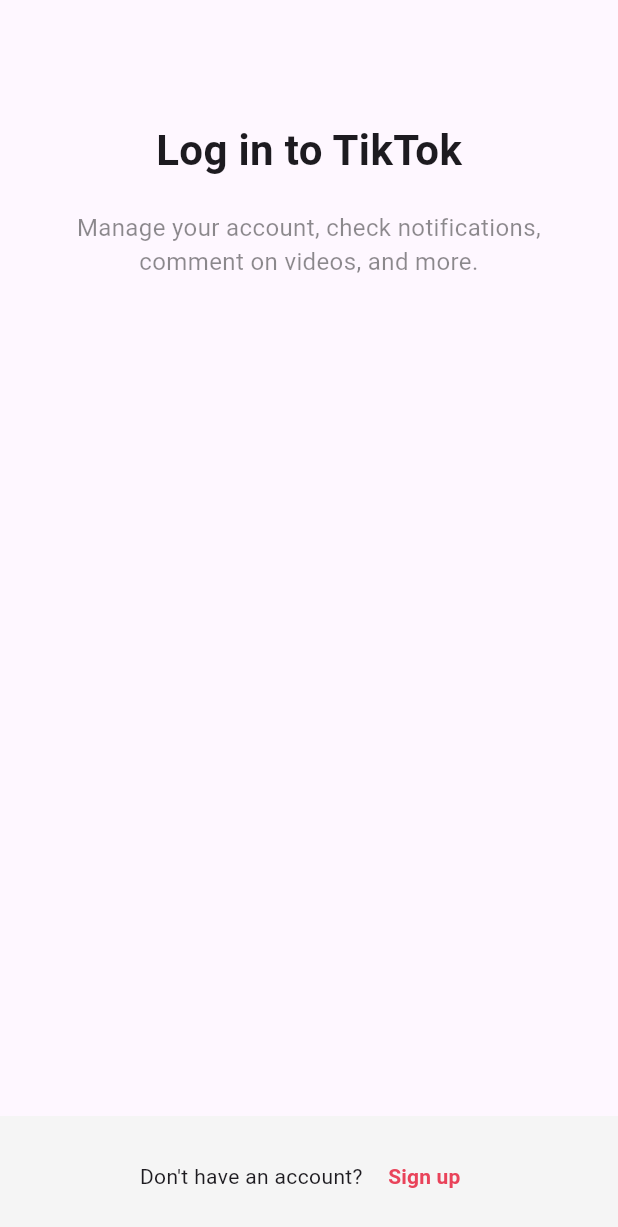
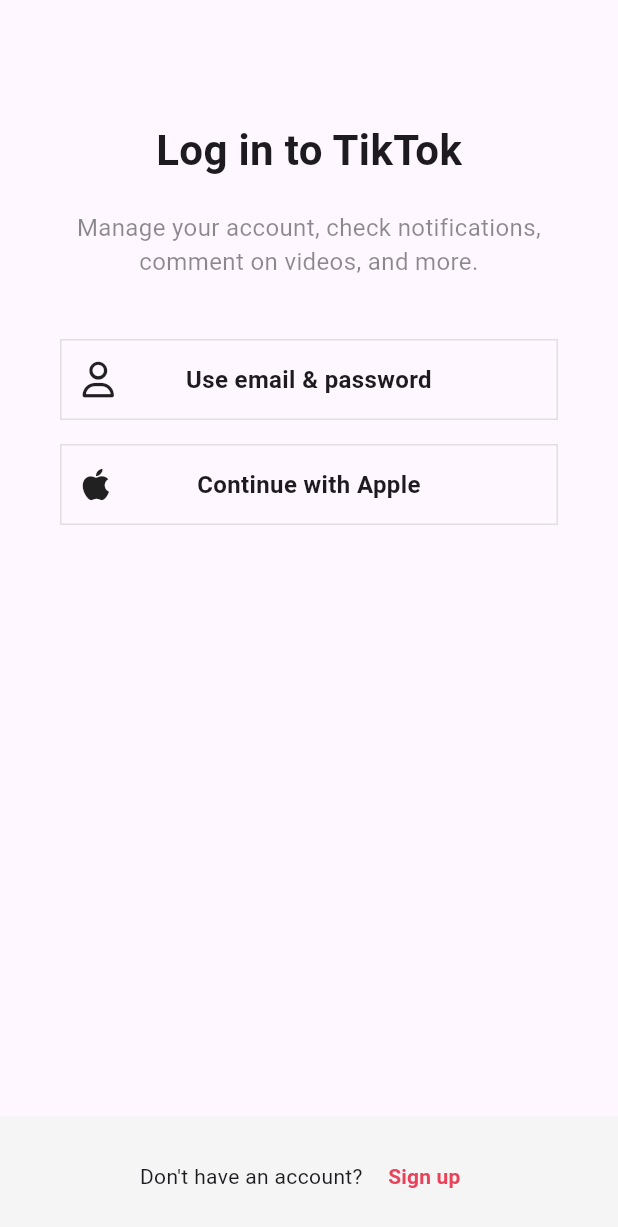
Before and after one commit to jrsky723/tiktok_clone, a Flutter app: the screen it shows after launch, after a tap on "Log in", on a phone screen of 412 x 824 dp. Shown: the top 1227 px of the screen. Run offline on Flutter 3.47's test engine with Material 3 defaults, Android fonts, the phone set to English and light mode, and no system bars; our stand-ins replace font_awesome_flutter.

Commit message:
# 4.2 AuthButton
- FontAwesome을 flutter에 설치
  - 브랜드 로고를 얻을 수 있다.
- Expanded: Row나 Column 내에서 사용할 수 있는 만큼 공간을 전부 차지하는 위젯
- Stack: 위젯을 겹쳐서 사용할 수 있다.
- Align: 위젯을 정렬할 수 있다.
  - Alignment.centerLeft: 왼쪽 정렬

```diff
--- a/lib/features/authentication/login_screen.dart
+++ b/lib/features/authentication/login_screen.dart
@@ -1,6 +1,8 @@
 import 'package:flutter/material.dart';
+import 'package:font_awesome_flutter/font_awesome_flutter.dart';
 import 'package:tiktok_clone/constants/gaps.dart';
 import 'package:tiktok_clone/constants/sizes.dart';
+import 'package:tiktok_clone/features/authentication/widgets/auth_button.dart';
 
 class LoginScreen extends StatelessWidget {
   const LoginScreen({super.key});
@@ -36,6 +38,15 @@ class LoginScreen extends StatelessWidget {
                 ),
                 textAlign: TextAlign.center,
               ),
+              Gaps.v40,
+              AuthButton(
+                  icon: FaIcon(FontAwesomeIcons.user),
+                  text: "Use email & password"),
+              Gaps.v16,
+              AuthButton(
+                text: "Continue with Apple",
+                icon: FaIcon(FontAwesomeIcons.apple),
+              ),
             ],
           ),
         ),
--- a/lib/features/authentication/sign_up_screen.dart
+++ b/lib/features/authentication/sign_up_screen.dart
@@ -1,4 +1,5 @@
 import 'package:flutter/material.dart';
+import 'package:font_awesome_flutter/font_awesome_flutter.dart';
 import 'package:tiktok_clone/constants/gaps.dart';
 import 'package:tiktok_clone/constants/sizes.dart';
 import 'package:tiktok_clone/features/authentication/login_screen.dart';
@@ -41,8 +42,14 @@ class SignUpScreen extends StatelessWidget {
                 textAlign: TextAlign.center,
               ),
               Gaps.v40,
-              AuthButton(text: "Use phone or email"),
-              AuthButton(text: "Continue with Apple"),
+              AuthButton(
+                  icon: FaIcon(FontAwesomeIcons.user),
+                  text: "Use email & password"),
+              Gaps.v16,
+              AuthButton(
+                text: "Continue with Apple",
+                icon: FaIcon(FontAwesomeIcons.apple),
+              ),
             ],
           ),
         ),
--- a/lib/features/authentication/widgets/auth_button.dart
+++ b/lib/features/authentication/widgets/auth_button.dart
@@ -1,26 +1,37 @@
 import 'package:flutter/material.dart';
+import 'package:font_awesome_flutter/font_awesome_flutter.dart';
 import 'package:tiktok_clone/constants/sizes.dart';
 
 class AuthButton extends StatelessWidget {
   final String text;
+  final FaIcon icon;
 
-  const AuthButton({super.key, required this.text});
+  const AuthButton({
+    super.key,
+    required this.text,
+    required this.icon,
+  });
 
   @override
   Widget build(BuildContext context) {
     return FractionallySizedBox(
       widthFactor: 1,
       child: Container(
-        padding: const EdgeInsets.symmetric(
-          vertical: Sizes.size14,
-        ),
+        padding: const EdgeInsets.all(Sizes.size14),
         decoration: BoxDecoration(
           border: Border.all(
             color: Colors.grey.shade300,
             width: Sizes.size1,
           ),
         ),
-        child: Text(
+        child: Stack(
+          alignment: Alignment.center,
+          children: [
+            Align(
+              alignment: Alignment.centerLeft,
+              child: icon,
+            ),
+            Text(
               text,
               textAlign: TextAlign.center,
               style: const TextStyle(
@@ -28,6 +39,8 @@ class AuthButton extends StatelessWidget {
                 fontWeight: FontWeight.w600,
               ),
             ),
+          ],
+        ),
       ),
     );
   }
```
Also changed, not shown: pubspec.yaml (+4 -4 lines), pubspec.lock. Lines whose indentation alone changed are shown as unchanged.
